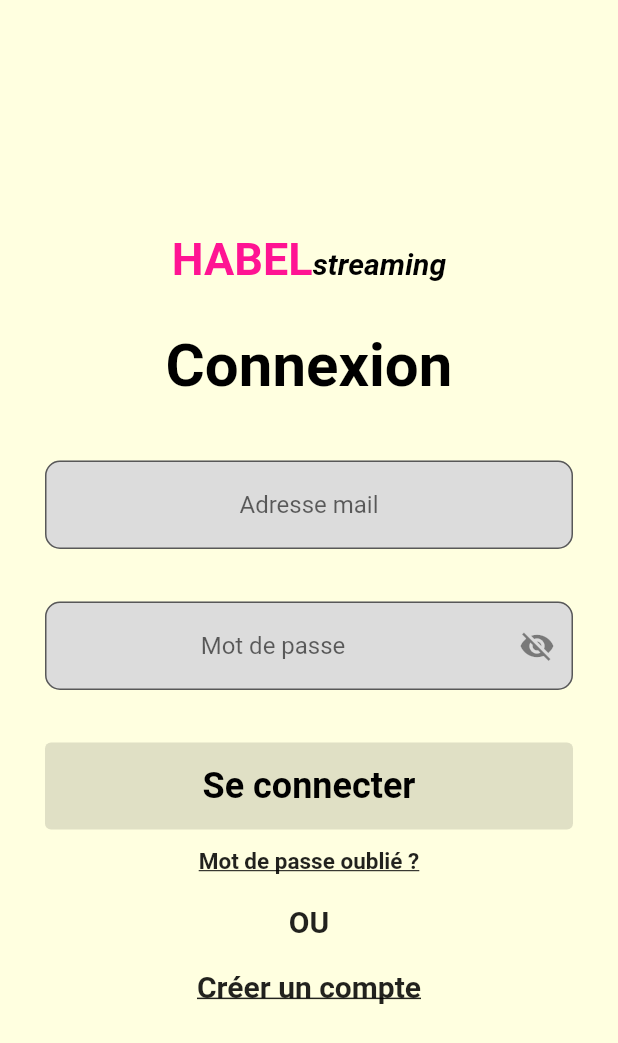
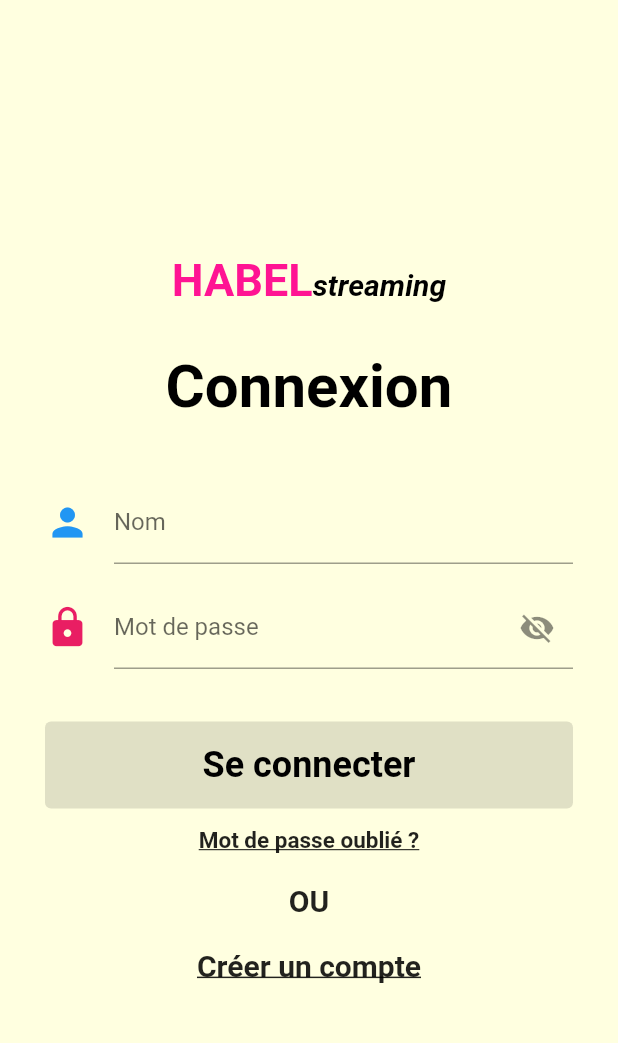
Before and after one commit to Belvanie/HABEL_library, a Flutter app: the connexionScreen screen opened directly with empty values, on a phone screen of 412 x 824 dp. Shown: the top 1043 px of the screen. Run offline on Flutter 3.47's test engine with Material 2 defaults, Android fonts, the phone set to English and light mode, and no system bars; our stand-ins replace carousel_pro.

Commit message:
fichier accueil.dart modiifiee et creation du fichier achat.dart

```diff
--- a/Frontend/HABEL_library/lib/main.dart
+++ b/Frontend/HABEL_library/lib/main.dart
@@ -1,6 +1,8 @@
+import 'package:StreamLib/screens%20/%20guest/accueil.dart';
 import 'package:flutter/material.dart';
-import 'package:my_app_test_studio/screens%20/%20guest/Guest.dart';
-import 'package:my_app_test_studio/screens%20/%20guest/accueil.dart';
+import 'package:StreamLib/screens%20/%20guest/Guest.dart';
+import 'package:StreamLib/screens%20/%20guest/accueil.dart';
+import 'package:StreamLib/screens%20/%20guest/connexion.dart';
 
 void main() => runApp(const MyApp());
 
--- a/Frontend/HABEL_library/lib/screens / guest/connexion.dart
+++ b/Frontend/HABEL_library/lib/screens / guest/connexion.dart
@@ -17,7 +17,7 @@ class connexionScreen extends StatefulWidget{
 class _connexionScreenState extends State<connexionScreen> {
   final GlobalKey<FormState> _formKey = GlobalKey<FormState>();
   final RegExp emailRegex = RegExp(r"[a-z0-9\._-]+@[a-z0-9\._-]+\.[a-z]+");
-  final RegExp pwdRegex = RegExp(r"[a-z0-9]+[@&+#$%=?!^]+[a-z0-9]+");
+  final RegExp pwdRegex = RegExp(r"(?=.*[a-z])(?=.*[A-Z])(?=.*[0-9])(?=.*[!@#.%^&*])(?=.{8,})");    //(r"[a-z0-9@&+#$%=?!^]+");
 
   bool _isSecret = true;
 
@@ -35,7 +35,7 @@ class _connexionScreenState extends State<connexionScreen> {
             ),
             child: Column(
               crossAxisAlignment: CrossAxisAlignment.center, //Pour que chaque phrase commence toujours a gauche
-              children: [
+              children: <Widget>[
                 RichText(
                   text: TextSpan(
                     text: 'habel'.toUpperCase(),
@@ -70,49 +70,38 @@ class _connexionScreenState extends State<connexionScreen> {
                 SizedBox(
                   height: 40.0,
                 ),
+
                 Form(
                   key: _formKey,
                   child: Column(
                     crossAxisAlignment: CrossAxisAlignment.stretch,
                     children: [
                       TextFormField(
-                        onChanged: (value) => setState(() => _email = value),
-                        validator: (value) => value!.isEmpty || !emailRegex.hasMatch(value)
-                            ? 'Entrer un email valide svp'
-                            : null ,
-                        textAlign: TextAlign.center,
+                        textAlign: TextAlign.left,
                         decoration: InputDecoration(
-                          filled: true,
-                          fillColor: Color(0xFFDCDCDC),
-                          hintText: 'Adresse mail',
-                          border: OutlineInputBorder(
-                            borderRadius: BorderRadius.circular(10),
-                            borderSide: BorderSide(
-                              color: Colors.pink, // Couleur de bordure par defaut
-                            ),
-                          ),
-                          focusedBorder: OutlineInputBorder(
-                            borderRadius: BorderRadius.circular(10),
-                            borderSide: BorderSide(
-                              color: Colors.green, // Couleur de bordure lorsqu'on est sur l'element
-                            ),
+                          labelText: 'Nom',
+                          hintText: 'Entrer votre nom',
+                          icon: Icon(
+                            Icons.person,
+                            color: Colors.blue,
+                            size: 30,
                           ),
                           contentPadding: EdgeInsets.symmetric(
-                            vertical: 20.0,
+                            vertical: 10.0,
                           ),
                         ),
                       ),
                       SizedBox(
-                        height: 35.0,
+                        height: 15.0,
                       ),
 
                       TextFormField(
                         onChanged: (value) => setState(() => _password = value),
-                        validator: (value) => value!.isEmpty || !pwdRegex.hasMatch(value) || value.length < 6
+                        validator: (value) => value!.isEmpty || !pwdRegex.hasMatch(value) //|| value.length < 6
                             ? 'Entrer un mot de passe valide svp'
                             : null ,
                         obscureText: _isSecret,
-                        textAlign: TextAlign.center,
+                        textAlign: TextAlign.left,
                         decoration: InputDecoration(
                           suffixIcon: InkWell(
                             onTap: () =>
@@ -122,23 +111,15 @@ class _connexionScreenState extends State<connexionScreen> {
                                 : Icons.visibility_off
                             ),
                           ),
-                          filled: true,
-                          fillColor: Color(0xFFDCDCDC),
-                          hintText: 'Mot de passe',
-                          border: OutlineInputBorder(
-                            borderRadius: BorderRadius.circular(10),
-                            borderSide: BorderSide(
-                              color: Colors.pink,
-                            ),
-                          ),
-                          focusedBorder: OutlineInputBorder(
-                            borderRadius: BorderRadius.circular(10),
-                            borderSide: BorderSide(
-                              color: Colors.green,
-                            ),
+                          labelText: 'Mot de passe',
+                          hintText: 'Votre mot de passe',
+                          icon: Icon(
+                            Icons.lock,
+                            color: Colors.pink,
+                            size: 30,
                           ),
                           contentPadding: EdgeInsets.symmetric(
-                            vertical: 20.0,
+                            vertical: 10.0,
                           ),
                         ),
                       ),
@@ -147,24 +128,23 @@ class _connexionScreenState extends State<connexionScreen> {
                       ),
                       ElevatedButton(
                         style: ElevatedButton.styleFrom(
-                          backgroundColor: Color(0xFFFF1493),
+                          backgroundColor: Colors.blue,//Color(0xFFFF1493),
                           padding: EdgeInsets.symmetric(
                             vertical: 15.0,
                           ),
                         ),
-                        onPressed: !emailRegex.hasMatch(_email) || !pwdRegex.hasMatch(_password)
+                        onPressed: !pwdRegex.hasMatch(_password)
                             ? null
                             : () {
                           if (_formKey.currentState!.validate()) {
-                            print(_email);
                             print(_password);
                             widget.onChangedStep(1);
                           }
                         },
                         /*onPressed: () {
                           if (_formKey.currentState!.validate()){
-                            print(_email);
                             print(_password);
+                            widget.onChangedStep(1);
                           }
                         },*/
                         child: Text(
```
Also changed, not shown: Frontend/HABEL_library/lib/screens / guest/Guest.dart (+5 -3 lines), Frontend/HABEL_library/lib/screens / guest/accueil.dart (+84 -49 lines), Frontend/HABEL_library/lib/screens / guest/achat.dart (added, +93 -0 lines), Frontend/HABEL_library/lib/screens / guest/maLibrairie.dart (+93 -0 lines), Frontend/HABEL_library/pubspec.yaml (+10 -4 lines), Frontend/HABEL_library/images/image1.jpeg (added), Frontend/HABEL_library/images/image2.jpeg (added), Frontend/HABEL_library/images/image3.jpeg (added), Frontend/HABEL_library/images/image5.jpeg (added), Frontend/HABEL_library/pubspec.lock, 2 other files.
